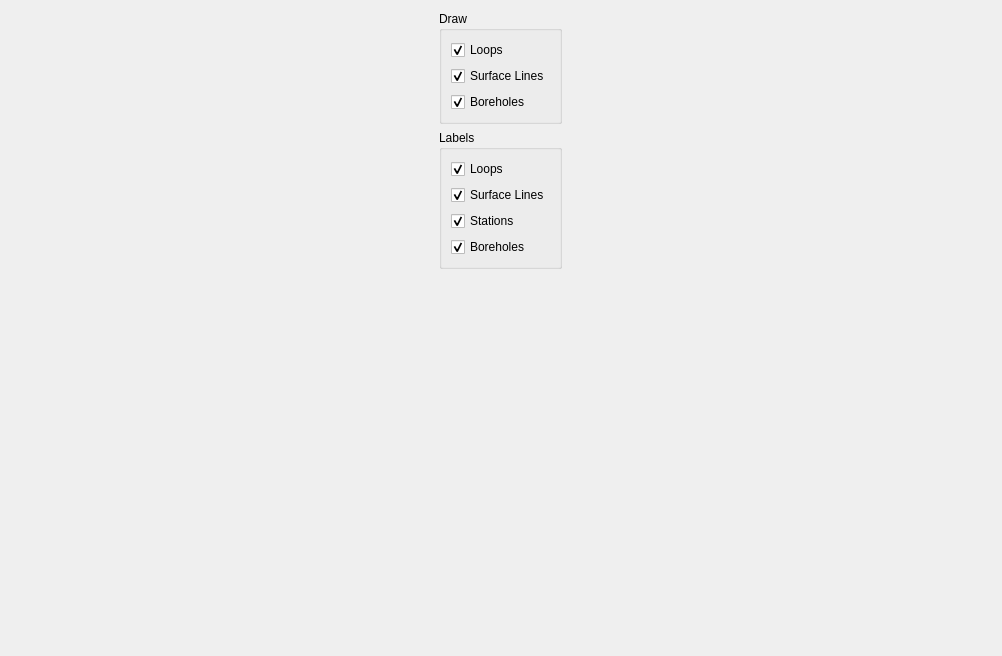
First picture: the form in src/qt_ui/3D_map.ui, repository Eric-Meunier/Processor-Suite, before the edit.
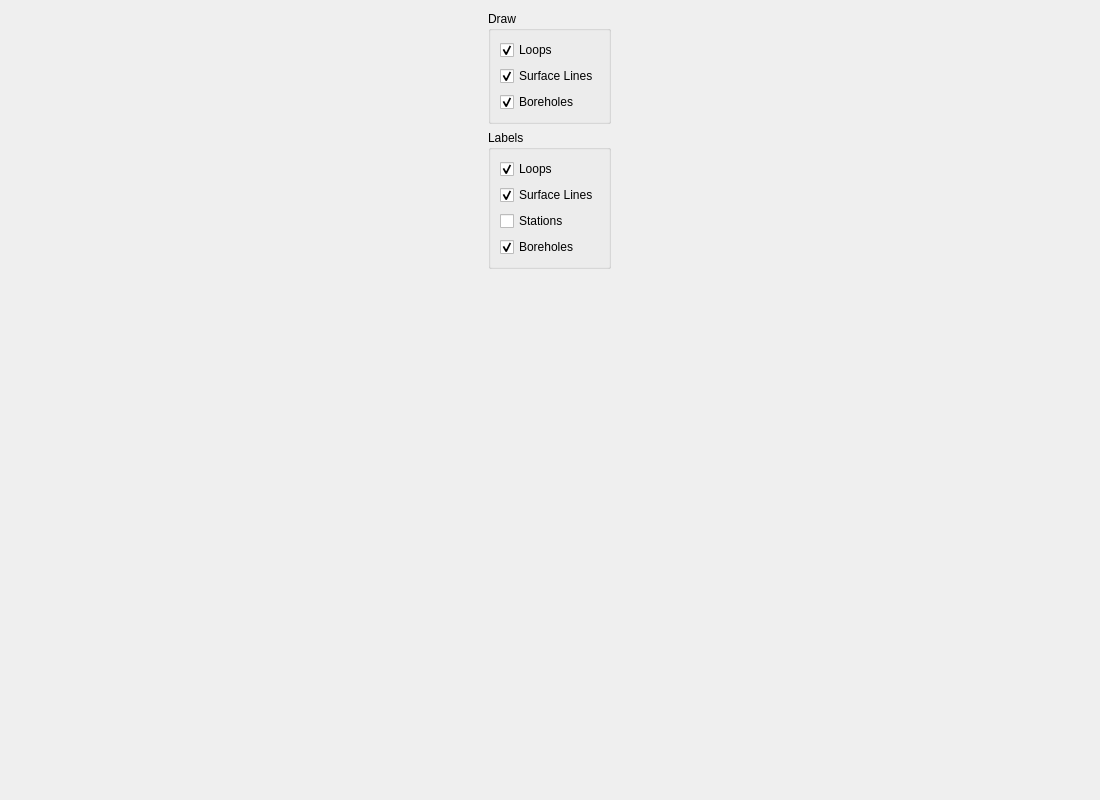
Second picture: the form after the edit.

Commit message: Map3DViewer implemented in PEMEditor window.

Patch:
```diff
--- a/src/qt_ui/3D_map.ui
+++ b/src/qt_ui/3D_map.ui
@@ -6,8 +6,8 @@
    <rect>
     <x>0</x>
     <y>0</y>
-    <width>1002</width>
-    <height>656</height>
+    <width>1100</width>
+    <height>800</height>
    </rect>
   </property>
   <property name="windowTitle">
@@ -46,7 +46,7 @@
          <string>Stations</string>
         </property>
         <property name="checked">
-         <bool>true</bool>
+         <bool>false</bool>
         </property>
        </widget>
       </item>
```
The commit also changes 3 other files.
